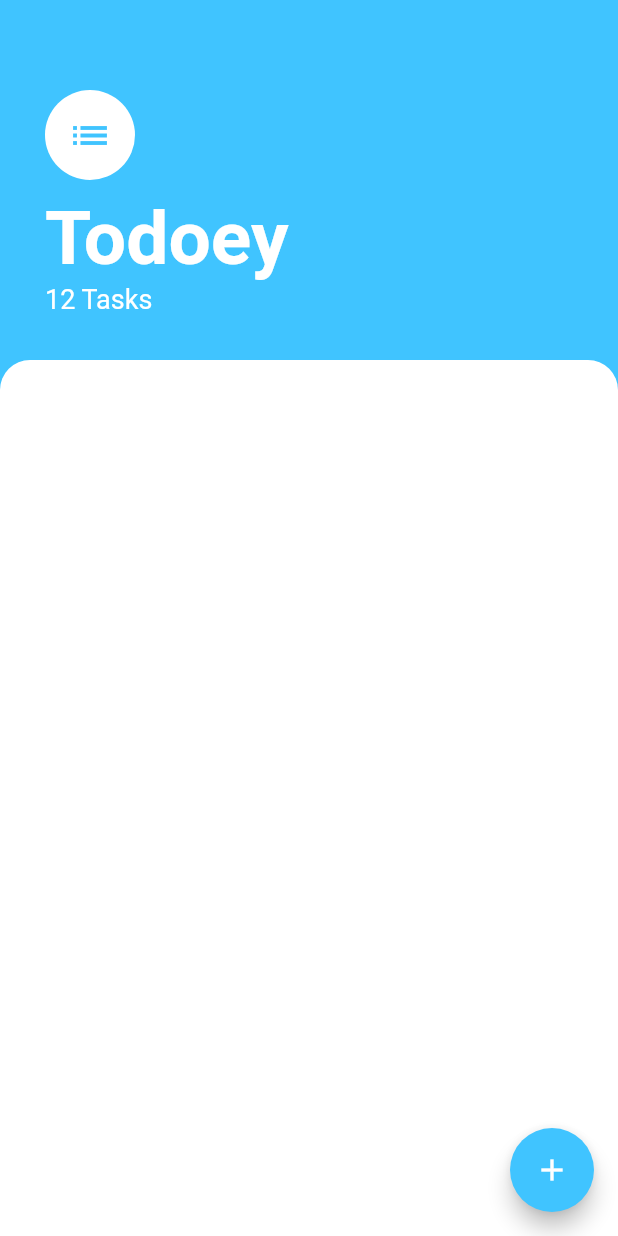
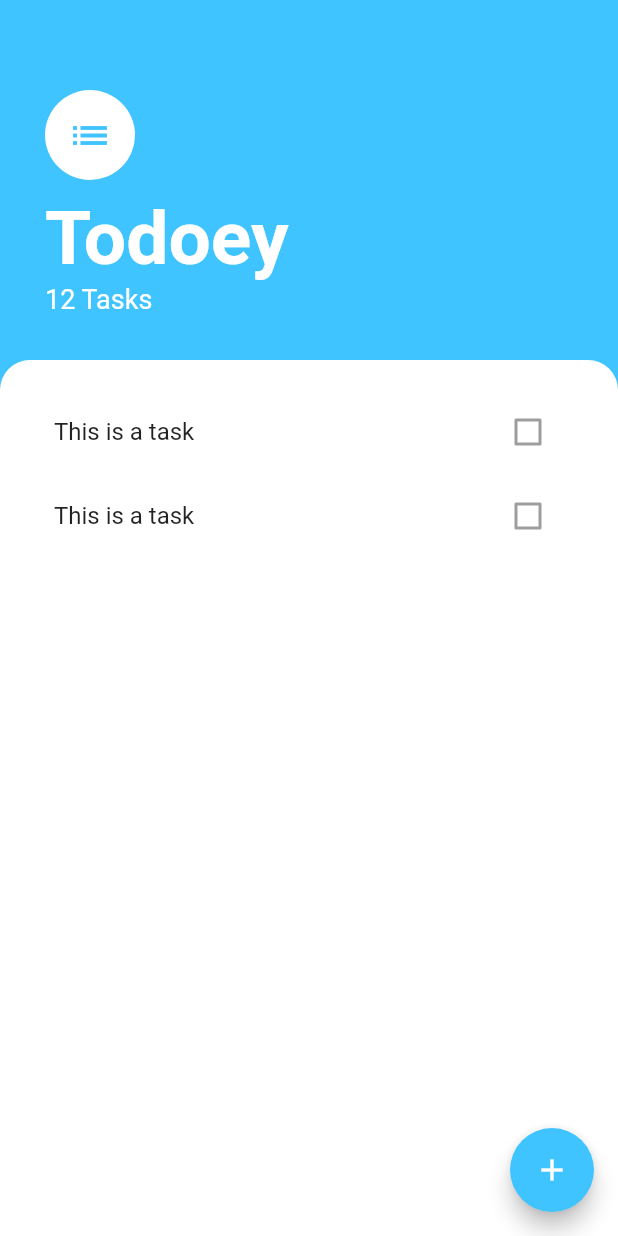
Before and after one commit to nonsocchi/Todo_list_App, a Flutter app: the screen it shows after launch, on a phone screen of 412 x 824 dp. Run offline on Flutter 3.47's test engine with Material 2 defaults, Android fonts, the phone set to English and light mode, and no system bars.

Commit message:
added TaskList and TaskTile widgets.

```diff
--- a/lib/screens/tasks_screen.dart
+++ b/lib/screens/tasks_screen.dart
@@ -1,6 +1,5 @@
-import 'dart:ui';
-
 import 'package:flutter/material.dart';
+import 'package:todo_app/widgets/task_list.dart';
 
 class TasksScreen extends StatelessWidget {
   const TasksScreen({Key? key}) : super(key: key);
@@ -66,8 +65,9 @@ class TasksScreen extends StatelessWidget {
                   topRight: Radius.circular(20.0),
                 ),
               ),
+              child: TaskList(),
             ),
-          )
+          ),
         ],
       ),
     );
--- /dev/null
+++ b/lib/widgets/task_list.dart
@@ -0,0 +1,19 @@
+import 'package:flutter/material.dart';
+import 'package:todo_app/widgets/task_tile.dart';
+
+class TaskList extends StatelessWidget {
+  const TaskList({
+    Key? key,
+  }) : super(key: key);
+
+  @override
+  Widget build(BuildContext context) {
+    return ListView(
+      padding: const EdgeInsets.all(20.0),
+      children: [
+        TaskTile(),
+        TaskTile(),
+      ],
+    );
+  }
+}
--- /dev/null
+++ b/lib/widgets/task_tile.dart
@@ -0,0 +1,18 @@
+import 'package:flutter/material.dart';
+
+class TaskTile extends StatelessWidget {
+  const TaskTile({
+    Key? key,
+  }) : super(key: key);
+
+  @override
+  Widget build(BuildContext context) {
+    return const ListTile(
+      title: Text('This is a task'),
+      trailing: Checkbox(
+        onChanged: null,
+        value: false,
+      ),
+    );
+  }
+}
```
